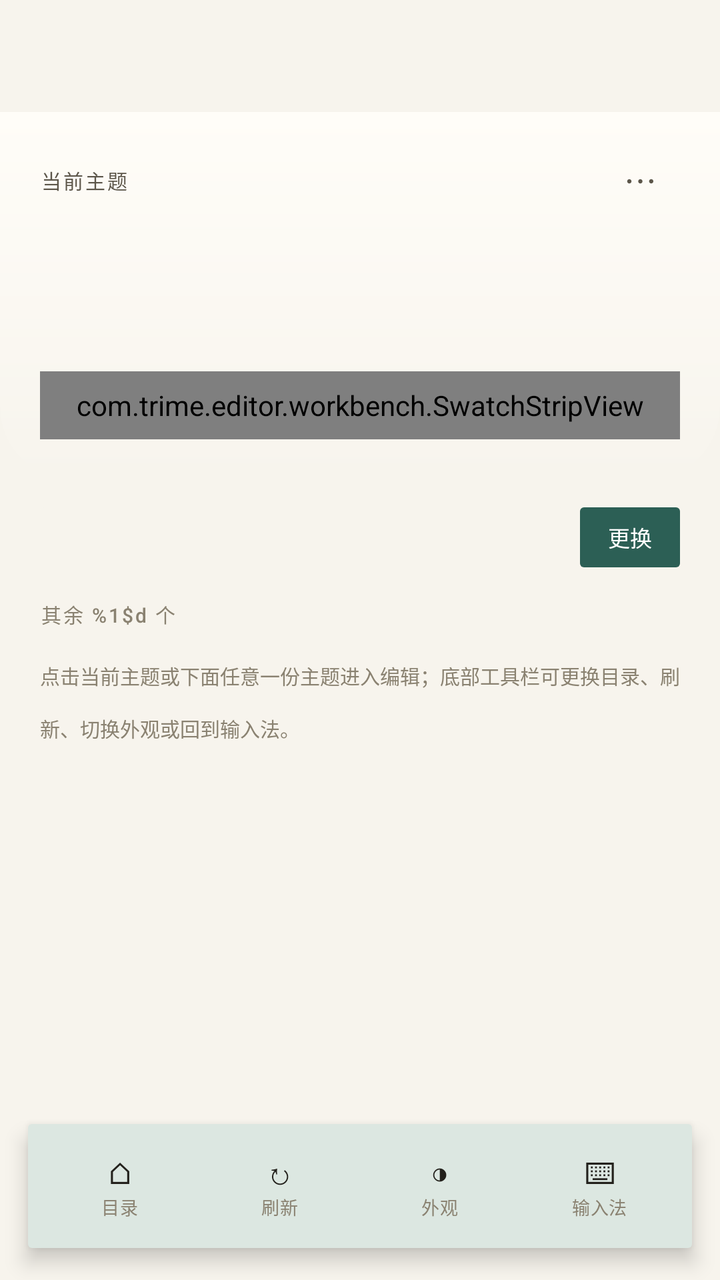
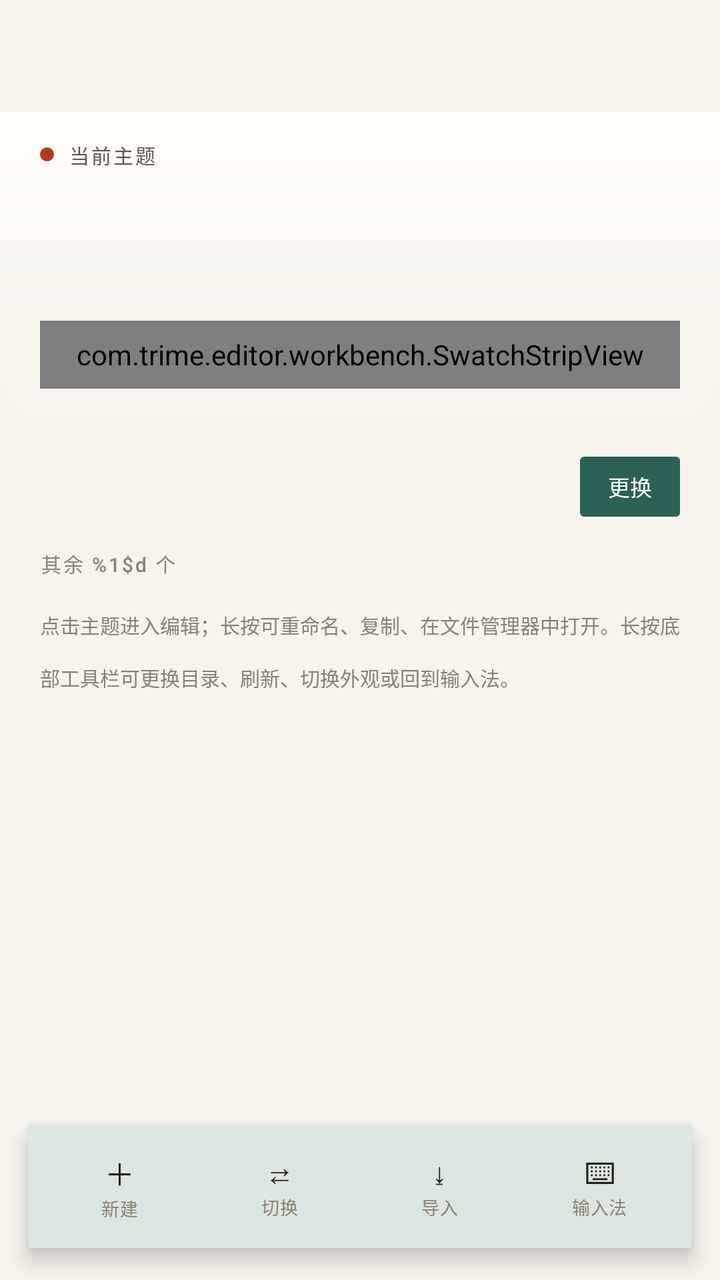

Screens rendered from an Android XML layout before and after an edit, with the pre-edit source and the edit as a unified diff.
<!-- AndroidManifest.xml: application theme Theme.TrimeEditor -->
<!-- res/layout/activity_main.xml -->
<?xml version="1.0" encoding="utf-8"?>
<LinearLayout xmlns:android="http://schemas.android.com/apk/res/android"
    xmlns:app="http://schemas.android.com/apk/res-auto"
    android:layout_width="match_parent"
    android:layout_height="match_parent"
    android:background="?attr/ui_paper"
    android:orientation="vertical">

    <androidx.appcompat.widget.Toolbar
        android:id="@+id/toolbar"
        style="@style/Ui.Toolbar"
        android:layout_width="match_parent"
        android:layout_height="?attr/actionBarSize"
        app:popupTheme="@style/ThemeOverlay.AppCompat.DayNight"
        app:theme="@style/ThemeOverlay.AppCompat.DayNight" />

    <FrameLayout
        android:layout_width="match_parent"
        android:layout_height="0dp"
        android:layout_weight="1">

        <androidx.core.widget.NestedScrollView
            android:id="@+id/scroll"
            android:layout_width="match_parent"
            android:layout_height="match_parent"
            android:clipToPadding="false"
            android:scrollbars="none">

            <LinearLayout
                android:id="@+id/content"
                android:layout_width="match_parent"
                android:layout_height="wrap_content"
                android:orientation="vertical"
                android:paddingBottom="96dp">

                <LinearLayout
                    android:id="@+id/heroBlock"
                    android:layout_width="match_parent"
                    android:layout_height="wrap_content"
                    android:background="@drawable/bg_hero"
                    android:orientation="vertical"
                    android:paddingStart="20dp"
                    android:paddingTop="14dp"
                    android:paddingEnd="20dp"
                    android:paddingBottom="20dp">

                    <LinearLayout
                        android:layout_width="match_parent"
                        android:layout_height="wrap_content"
                        android:gravity="center_vertical"
                        android:orientation="horizontal">

                        <TextView
                            android:id="@+id/heroEyebrow"
                            android:layout_width="0dp"
                            android:layout_height="wrap_content"
                            android:layout_weight="1"
                            android:fontFamily="sans-serif-medium"
                            android:letterSpacing="0.1"
                            android:text="@string/hero_current_theme"
                            android:textColor="?attr/ui_ink_2"
                            android:textSize="10sp" />

                        <TextView
                            android:id="@+id/heroMenu"
                            android:layout_width="40dp"
                            android:layout_height="40dp"
                            android:background="?attr/selectableItemBackgroundBorderless"
                            android:clickable="true"
                            android:focusable="true"
                            android:fontFamily="sans-serif"
                            android:gravity="center"
                            android:text="⋯"
                            android:textColor="?attr/ui_ink_2"
                            android:textSize="18sp" />
                    </LinearLayout>

                    <TextView
                        android:id="@+id/heroName"
                        android:layout_width="match_parent"
                        android:layout_height="wrap_content"
                        android:layout_marginTop="2dp"
                        android:ellipsize="end"
                        android:fontFamily="sans-serif"
                        android:textStyle="bold"
                        android:includeFontPadding="false"
                        android:letterSpacing="-0.03"
                        android:lineSpacingMultiplier="1.05"
                        android:singleLine="true"
                        android:textColor="?attr/ui_ink"
                        android:textSize="34sp" />

                    <TextView
                        android:id="@+id/heroMeta"
                        android:layout_width="match_parent"
                        android:layout_height="wrap_content"
                        android:layout_marginTop="6dp"
                        android:ellipsize="end"
                        android:fontFamily="monospace"
                        android:singleLine="true"
                        android:textColor="?attr/ui_muted"
                        android:textSize="10sp" />

                    <com.trime.editor.workbench.SwatchStripView
                        android:id="@+id/heroSwatches"
                        android:layout_width="match_parent"
                        android:layout_height="34dp"
                        android:layout_marginTop="14dp" />
                </LinearLayout>

                <LinearLayout
                    android:layout_width="match_parent"
                    android:layout_height="wrap_content"
                    android:gravity="center_vertical"
                    android:orientation="horizontal"
                    android:paddingStart="20dp"
                    android:paddingTop="14dp"
                    android:paddingEnd="20dp">

                    <TextView
                        android:id="@+id/path"
                        android:layout_width="0dp"
                        android:layout_height="30dp"
                        android:layout_weight="1"
                        android:background="@drawable/bg_pill"
                        android:ellipsize="middle"
                        android:fontFamily="monospace"
                        android:gravity="center_vertical"
                        android:paddingStart="14dp"
                        android:paddingEnd="14dp"
                        android:singleLine="true"
                        android:textColor="?attr/ui_muted"
                        android:textSize="10sp" />

                    <TextView
                        android:id="@+id/changeDir"
                        android:layout_width="wrap_content"
                        android:layout_height="30dp"
                        android:layout_marginStart="8dp"
                        android:background="@drawable/bg_badge"
                        android:clickable="true"
                        android:focusable="true"
                        android:fontFamily="sans-serif-medium"
                        android:gravity="center"
                        android:paddingStart="14dp"
                        android:paddingEnd="14dp"
                        android:text="@string/action_change_dir"
                        android:textColor="?attr/ui_on_primary"
                        android:textSize="11sp" />
                </LinearLayout>

                <TextView
                    android:id="@+id/restLabel"
                    android:layout_width="match_parent"
                    android:layout_height="wrap_content"
                    android:fontFamily="sans-serif-medium"
                    android:letterSpacing="0.1"
                    android:paddingStart="20dp"
                    android:paddingTop="16dp"
                    android:paddingEnd="20dp"
                    android:paddingBottom="2dp"
                    android:text="@string/hero_other_themes"
                    android:textColor="?attr/ui_muted"
                    android:textSize="10sp" />

                <androidx.recyclerview.widget.RecyclerView
                    android:id="@+id/themes"
                    android:layout_width="match_parent"
                    android:layout_height="wrap_content"
                    android:nestedScrollingEnabled="false"
                    android:scrollbars="none" />

                <TextView
                    android:id="@+id/hint"
                    android:layout_width="match_parent"
                    android:layout_height="wrap_content"
                    android:lineSpacingMultiplier="1.8"
                    android:paddingStart="20dp"
                    android:paddingTop="14dp"
                    android:paddingEnd="20dp"
                    android:text="@string/workbench_hint"
                    android:textColor="?attr/ui_muted"
                    android:textSize="10sp" />
            </LinearLayout>
        </androidx.core.widget.NestedScrollView>

        <LinearLayout
            android:id="@+id/placeholder"
            android:layout_width="match_parent"
            android:layout_height="match_parent"
            android:gravity="center"
            android:orientation="vertical"
            android:paddingStart="40dp"
            android:paddingEnd="40dp"
            android:visibility="gone">

            <TextView
                android:id="@+id/placeholderTitle"
                style="@style/Ui.CardTitle"
                android:layout_width="match_parent"
                android:layout_height="wrap_content"
                android:gravity="center"
                android:textSize="19sp" />

            <TextView
                android:id="@+id/placeholderBody"
                android:layout_width="match_parent"
                android:layout_height="wrap_content"
                android:layout_marginTop="8dp"
                android:fontFamily="sans-serif"
                android:gravity="center"
                android:lineSpacingMultiplier="1.35"
                android:textColor="?attr/ui_muted"
                android:textSize="12sp" />

            <TextView
                android:id="@+id/placeholderAction"
                android:layout_width="wrap_content"
                android:layout_height="wrap_content"
                android:layout_marginTop="20dp"
                android:background="@drawable/bg_badge"
                android:clickable="true"
                android:focusable="true"
                android:fontFamily="sans-serif-medium"
                android:paddingStart="20dp"
                android:paddingTop="10dp"
                android:paddingEnd="20dp"
                android:paddingBottom="10dp"
                android:textColor="?attr/ui_on_primary"
                android:textSize="13sp" />
        </LinearLayout>

        <LinearLayout
            android:id="@+id/dock"
            android:layout_width="match_parent"
            android:layout_height="62dp"
            android:layout_gravity="bottom|center_horizontal"
            android:layout_marginStart="14dp"
            android:layout_marginEnd="14dp"
            android:layout_marginBottom="16dp"
            android:background="@drawable/bg_dock"
            android:elevation="6dp"
            android:gravity="center"
            android:orientation="horizontal"
            android:paddingStart="6dp"
            android:paddingEnd="6dp">

            <LinearLayout
                android:id="@+id/dockDir"
                style="@style/Ui.DockItem">

                <TextView
                    style="@style/Ui.DockGlyph"
                    android:text="⌂" />

                <TextView
                    style="@style/Ui.DockLabel"
                    android:text="@string/dock_dir" />
            </LinearLayout>

            <LinearLayout
                android:id="@+id/dockRefresh"
                style="@style/Ui.DockItem">

                <TextView
                    style="@style/Ui.DockGlyph"
                    android:text="↻" />

                <TextView
                    style="@style/Ui.DockLabel"
                    android:text="@string/dock_refresh" />
            </LinearLayout>

            <LinearLayout
                android:id="@+id/dockAppearance"
                style="@style/Ui.DockItem">

                <TextView
                    style="@style/Ui.DockGlyph"
                    android:text="◑" />

                <TextView
                    style="@style/Ui.DockLabel"
                    android:text="@string/dock_appearance" />
            </LinearLayout>

            <LinearLayout
                android:id="@+id/dockIme"
                style="@style/Ui.DockItem">

                <TextView
                    style="@style/Ui.DockGlyph"
                    android:text="⌨" />

                <TextView
                    style="@style/Ui.DockLabel"
                    android:text="@string/dock_ime" />
            </LinearLayout>
        </LinearLayout>
    </FrameLayout>
</LinearLayout>
<!-- resources referenced by this layout -->
<resources>
  <string name="dock_appearance">外观</string>
  <string name="dock_dir">目录</string>
  <string name="dock_ime">输入法</string>
  <string name="dock_refresh">刷新</string>
  <string name="workbench_hint">点击当前主题或下面任意一份主题进入编辑；底部工具栏可更换目录、刷新、切换外观或回到输入法。</string>
  <style name="Theme.TrimeEditor" parent="Theme.AppCompat.DayNight.NoActionBar">
          <item name="colorPrimary">@color/brand_primary</item>
          <item name="colorPrimaryDark">@color/brand_primary_dark</item>
          <item name="colorAccent">@color/brand_accent</item>
          
          <item name="colorControlNormal">@color/proof_ink_2</item>
          <item name="android:windowBackground">@color/proof_paper</item>
          
          <item name="preferenceTheme">@style/PreferenceThemeOverlay</item>
  
          
          <item name="ui_paper">@color/proof_paper</item>
          <item name="ui_sheet">@color/proof_sheet</item>
          <item name="ui_card">@color/proof_paper</item>
          <item name="ui_card_high">@color/proof_sheet</item>
          <item name="ui_ink">@color/proof_ink</item>
          <item name="ui_ink_2">@color/proof_ink_2</item>
          <item name="ui_muted">@color/proof_muted</item>
          <item name="ui_rule">@color/proof_rule</item>
          <item name="ui_rule_strong">@color/proof_rule_strong</item>
          <item name="ui_outline">@color/proof_rule_strong</item>
          <item name="ui_divider">@color/divider</item>
          <item name="ui_rule_in_card">@color/proof_rule</item>
          <item name="ui_accent">@color/proof_accent</item>
          <item name="ui_primary">@color/brand_primary</item>
          <item name="ui_primary_dark">@color/brand_primary_dark</item>
          <item name="ui_primary_container">@color/proof_primary_container</item>
          <item name="ui_on_primary_container">@color/proof_on_primary_container</item>
          <item name="ui_on_primary">#FFFFFFFF</item>
          <item name="ui_mark">@color/proof_mark</item>
          <item name="ui_swatch_stroke">@color/proof_swatch_stroke</item>
          <item name="ui_knob">@color/proof_knob</item>
          <item name="ui_pill_stroke">@color/proof_pill_stroke</item>
          <item name="ui_scrim">#66000000</item>
          <item name="ui_warn">@color/warn</item>
          <item name="ui_note_fill">@color/note_fill</item>
          <item name="ui_stale_fill">@color/stale_fill</item>
          <item name="ui_stale_text">@color/stale_text</item>
          <item name="ui_chip_text">@color/chip_text</item>
          <item name="ui_chip_text_selected">@color/chip_text_selected</item>
  
          <item name="ui_radius_card">0dp</item>
          <item name="ui_radius_field">2dp</item>
          <item name="ui_radius_button">2dp</item>
          <item name="ui_radius_key">2dp</item>
          <item name="ui_radius_sheet">0dp</item>
          <item name="ui_radius_half">2dp</item>
          <item name="ui_radius_swatch">@dimen/ui_swatch_radius</item>
  
          <item name="ui_text_title">23sp</item>
          <item name="ui_text_section">17sp</item>
          <item name="ui_text_name">13sp</item>
          <item name="ui_text_meta">10sp</item>
          <item name="ui_text_value">12sp</item>
          <item name="ui_text_button">13sp</item>
          <item name="ui_font_title">serif</item>
          <item name="ui_font_body">sans-serif</item>
          <item name="ui_font_meta">monospace</item>
  
          <item name="ui_gap_card">0dp</item>
          <item name="ui_card_pad">0dp</item>
      </style>
  <color name="divider">#1F000000</color>
  <color name="warn">#B3261E</color>
  <color name="note_fill">#F0F2F1</color>
  <color name="stale_fill">#FDF3E3</color>
  <color name="stale_text">#7A4A12</color>
  <color name="chip_text">#4A4A4A</color>
  <!-- unchanged entries left out for length: 33 -->
</resources>

<!-- the commit's change to res/layout/activity_main.xml (unified diff, before → after) -->
@@ -49,6 +49,13 @@
                         android:layout_height="wrap_content"
                         android:gravity="center_vertical"
                         android:orientation="horizontal">
+
+                        <View
+                            android:id="@+id/heroHighlight"
+                            android:layout_width="7dp"
+                            android:layout_height="7dp"
+                            android:layout_marginEnd="7dp"
+                            android:background="@drawable/bg_highlight_dot" />
 
                         <TextView
                             android:id="@+id/heroEyebrow"
@@ -63,6 +70,7 @@
 
                         <TextView
                             android:id="@+id/heroMenu"
+                            android:visibility="gone"
                             android:layout_width="40dp"
                             android:layout_height="40dp"
                             android:background="?attr/selectableItemBackgroundBorderless"
@@ -246,42 +254,42 @@
             android:paddingEnd="6dp">
 
             <LinearLayout
-                android:id="@+id/dockDir"
+                android:id="@+id/dockNew"
                 style="@style/Ui.DockItem">
 
                 <TextView
                     style="@style/Ui.DockGlyph"
-                    android:text="⌂" />
+                    android:text="＋" />
 
                 <TextView
                     style="@style/Ui.DockLabel"
-                    android:text="@string/dock_dir" />
-            </LinearLayout>
-
-            <LinearLayout
-                android:id="@+id/dockRefresh"
+                    android:text="@string/dock_new" />
+            </LinearLayout>
+
+            <LinearLayout
+                android:id="@+id/dockSwitch"
                 style="@style/Ui.DockItem">
 
                 <TextView
                     style="@style/Ui.DockGlyph"
-                    android:text="↻" />
+                    android:text="⇄" />
 
                 <TextView
                     style="@style/Ui.DockLabel"
-                    android:text="@string/dock_refresh" />
-            </LinearLayout>
-
-            <LinearLayout
-                android:id="@+id/dockAppearance"
+                    android:text="@string/dock_switch" />
+            </LinearLayout>
+
+            <LinearLayout
+                android:id="@+id/dockImport"
                 style="@style/Ui.DockItem">
 
                 <TextView
                     style="@style/Ui.DockGlyph"
-                    android:text="◑" />
+                    android:text="⤓" />
 
                 <TextView
                     style="@style/Ui.DockLabel"
-                    android:text="@string/dock_appearance" />
+                    android:text="@string/dock_import" />
             </LinearLayout>
 
             <LinearLayout
<!-- resource entries referenced after the edit -->
@@ -1,10 +1,16 @@
 <!-- resources referenced by this layout -->
 <resources>
-  <string name="dock_appearance">外观</string>
-  <string name="dock_dir">目录</string>
+  <!-- drawable bg_highlight_dot (drawable) -->
+  <?xml version="1.0" encoding="utf-8"?>
+  <shape xmlns:android="http://schemas.android.com/apk/res/android"
+      android:shape="oval">
+      <solid android:color="?attr/ui_highlight" />
+  </shape>
   <string name="dock_ime">输入法</string>
-  <string name="dock_refresh">刷新</string>
-  <string name="workbench_hint">点击当前主题或下面任意一份主题进入编辑；底部工具栏可更换目录、刷新、切换外观或回到输入法。</string>
+  <string name="dock_import">导入</string>
+  <string name="dock_new">新建</string>
+  <string name="dock_switch">切换</string>
+  <string name="workbench_hint">点击主题进入编辑；长按可重命名、复制、在文件管理器中打开。长按底部工具栏可更换目录、刷新、切换外观或回到输入法。</string>
   <style name="Theme.TrimeEditor" parent="Theme.AppCompat.DayNight.NoActionBar">
           <item name="colorPrimary">@color/brand_primary</item>
           <item name="colorPrimaryDark">@color/brand_primary_dark</item>
@@ -29,6 +35,7 @@
           <item name="ui_divider">@color/divider</item>
           <item name="ui_rule_in_card">@color/proof_rule</item>
           <item name="ui_accent">@color/proof_accent</item>
+          <item name="ui_highlight">@color/proof_accent</item>
           <item name="ui_primary">@color/brand_primary</item>
           <item name="ui_primary_dark">@color/brand_primary_dark</item>
           <item name="ui_primary_container">@color/proof_primary_container</item>
